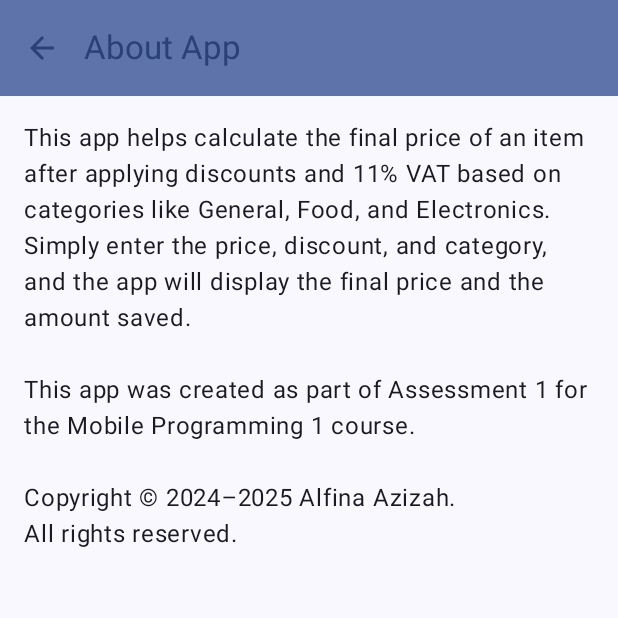
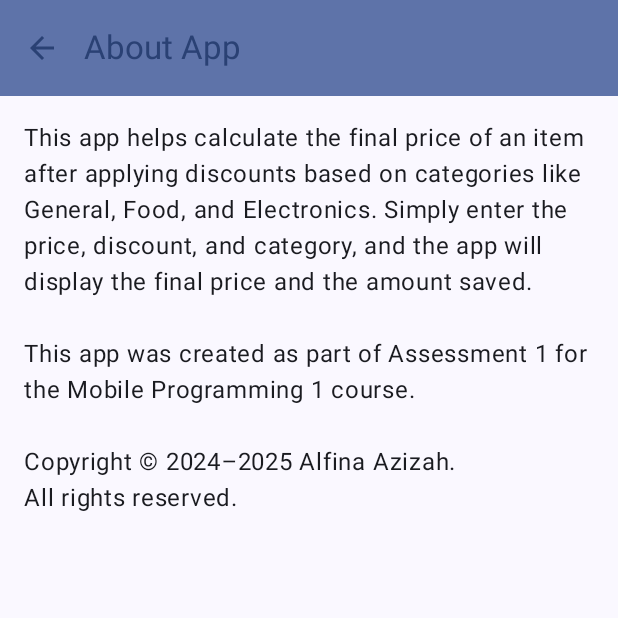
Before and after one commit to alfinagithub/assessement-1-mobpro-1, an Android app built with Jetpack Compose: the AboutScreen screen opened through its navigation route, on a phone screen of 412 x 824 dp, the top half of it. Run offline under Robolectric (Android 15) with nearby library versions, the phone set to English and light mode, and no system bars.

Commit message:
Membersihkan string yang tidak terpakai

```diff
--- a/app/src/main/res/values/strings.xml
+++ b/app/src/main/res/values/strings.xml
@@ -8,10 +8,8 @@
     <string name="makanan">Food(Discount 5%)</string>
     <string name="elektronik">Electronics(Discount 10%)</string>
     <string name="hitung">Count</string>
-    <string name="ppn">11% VAT</string>
     <string name="hasil">Price after discount: %1$s</string>
     <string name="hemat">Amount saved: %1$s</string>
-    <string name="akhir">Final total (11% VAT): %1$s</string>
     <string name="kembali">Back</string>
     <string name="menu_lainnya">Menu</string>
     <string name="tentang_saya">About Me</string>
@@ -21,7 +19,7 @@
     <string name="bagikan_template">Price: %1$s\nDiscount: %2$s\nCategory: %3$s\n\nPrice after discount:  %4$s\nAmount saved: %5$s</string>
     <string name="input_invalid">Cannot be empty.</string>
     <string name="tentang_aplikasi">About App</string>
-    <string name="copyright">This app helps calculate the final price of an item after applying discounts and 11% VAT based on categories like General, Food, and Electronics. Simply enter the price, discount, and category, and the app will display the final price and the amount saved.\n\nThis app was created as part of Assessment 1 for the Mobile Programming 1 course.\n\nCopyright © 2024–2025 Alfina Azizah.\nAll rights reserved.
+    <string name="copyright">This app helps calculate the final price of an item after applying discounts based on categories like General, Food, and Electronics. Simply enter the price, discount, and category, and the app will display the final price and the amount saved.\n\nThis app was created as part of Assessment 1 for the Mobile Programming 1 course.\n\nCopyright © 2024–2025 Alfina Azizah.\nAll rights reserved.
 </string>
 
 </resources>
```
Also changed, not shown: 1 other file.
